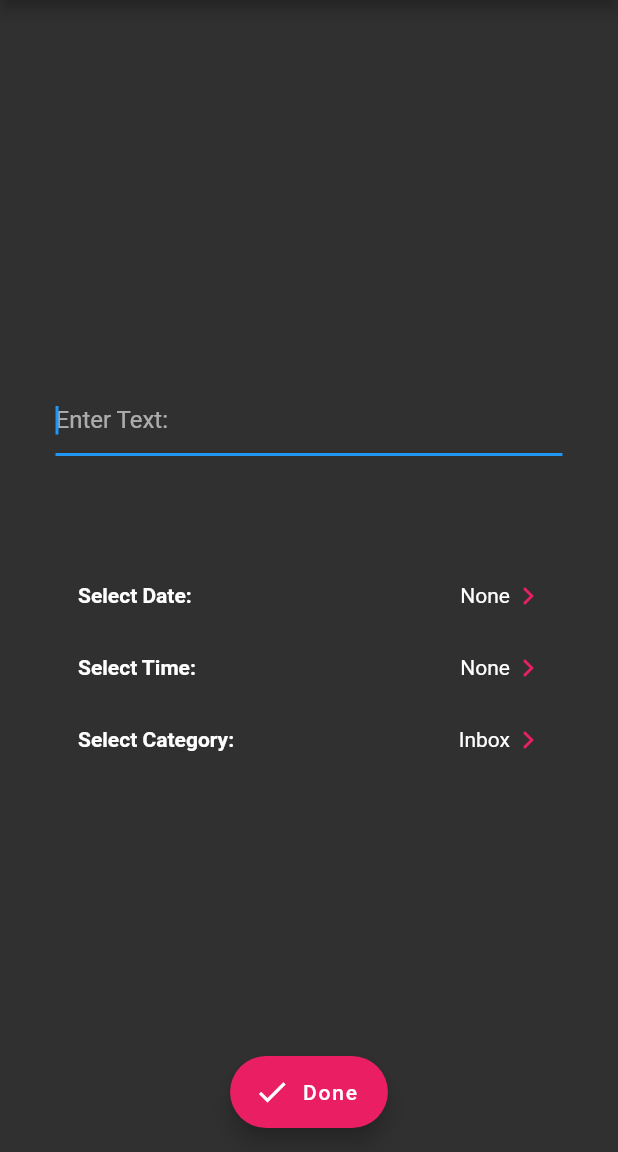
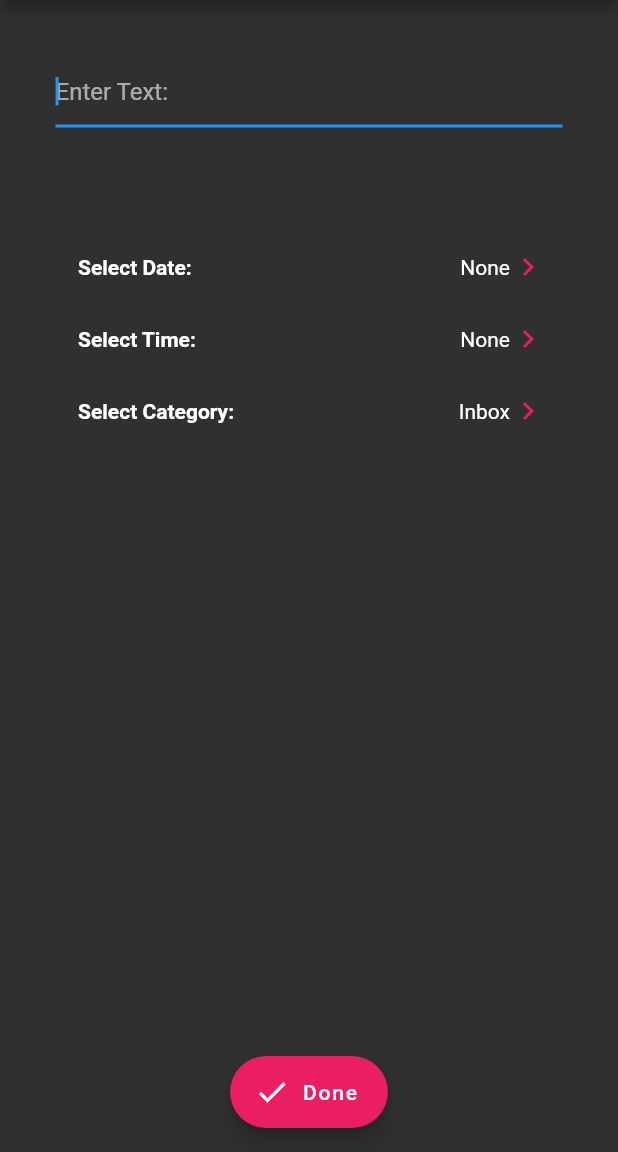
Before and after one commit to bradwindy/reminderplus, a Flutter app: the AddReminderPage screen opened directly, on a phone screen of 412 x 824 dp, the part 84-1236 px from its top. Run offline on Flutter 3.47's test engine with Material 2 defaults, Android fonts, the phone set to English and light mode, and no system bars; our stand-ins replace sqflite; accounts and stored records are empty.

Commit message:
Adjusted add reminder page to fix renderflex error. Closes #2

```diff
--- a/lib/add_reminder_page.dart
+++ b/lib/add_reminder_page.dart
@@ -131,7 +131,7 @@ class _AddReminderPageState extends State<AddReminderPage>{
         title: new Text(widget.isEdit ? 'Edit' : 'Add new Reminder'),
       ),
 
-      body: Center(
+      body: SingleChildScrollView(
         child: Column(
           mainAxisSize: MainAxisSize.min,
           children: <Widget>[
@@ -219,7 +219,10 @@ class _AddReminderPageState extends State<AddReminderPage>{
             ),
           ],
         ),
+
       ),
+
+
 
       floatingActionButtonLocation:
       FloatingActionButtonLocation.centerFloat,
--- a/pubspec.yaml
+++ b/pubspec.yaml
@@ -7,7 +7,7 @@ description: Reminder+
 # Both the version and the builder number may be overridden in flutter
 # build by specifying --build-name and --build-number, respectively.
 # Read more about versioning at semver.org.
-version: 0.1.1+2
+version: 0.2.0+3
 
 environment:
   sdk: ">=2.0.0-dev.68.0 <3.0.0"
```
